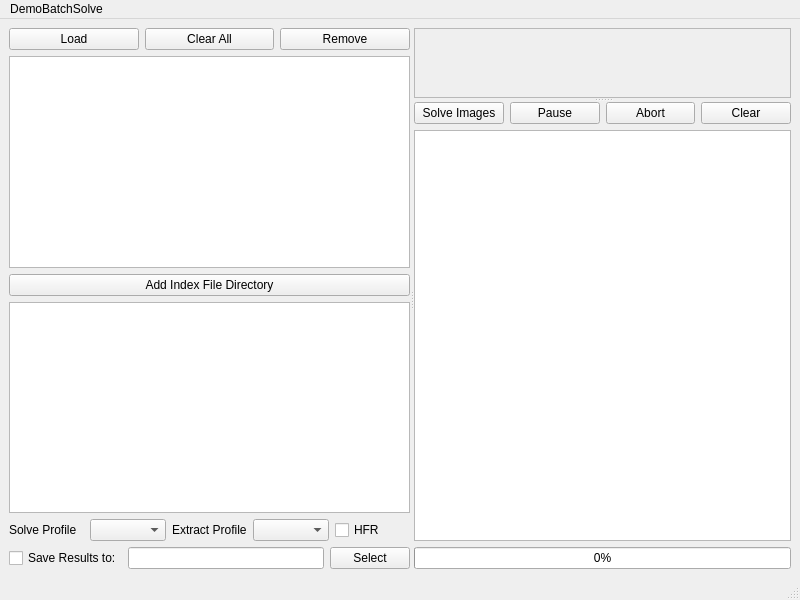
Old version of the form demos/demobatchsolve.ui in the repository rlancaste/stellarsolver.
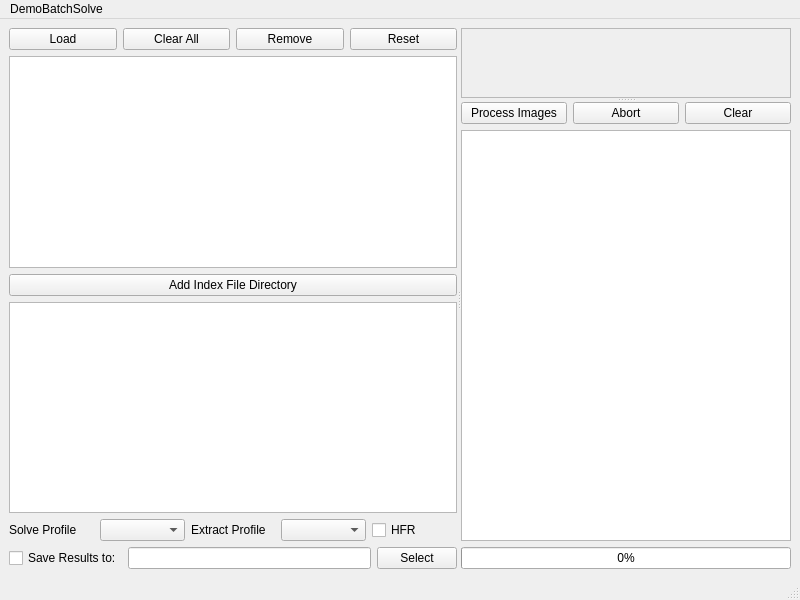
New version of the form. Custom widgets are drawn as their Qt base class.

Commit message: Making processing pick up with any unprocessed images and skip the ones that are done.  And several minor fixes

Patch:
```diff
--- a/demos/demobatchsolve.ui
+++ b/demos/demobatchsolve.ui
@@ -60,6 +60,16 @@
             </property>
            </widget>
           </item>
+          <item>
+           <widget class="QPushButton" name="resetB">
+            <property name="toolTip">
+             <string>Clears the solution information and star extractions for the whole list of images</string>
+            </property>
+            <property name="text">
+             <string>Reset</string>
+            </property>
+           </widget>
+          </item>
          </layout>
         </item>
         <item>
@@ -184,7 +194,7 @@
           <rect>
            <x>0</x>
            <y>0</y>
-           <width>362</width>
+           <width>319</width>
            <height>68</height>
           </rect>
          </property>
@@ -224,17 +234,7 @@
               <string>Starts the Image processing loop including Solving and star extraction of all items in the imageList.</string>
              </property>
              <property name="text">
-              <string>Solve Images</string>
-             </property>
-            </widget>
-           </item>
-           <item>
-            <widget class="QPushButton" name="pauseB">
-             <property name="toolTip">
-              <string>Pauses the solving loop, aborting the current action and waiting until you click solve images again to pick up where it left off.</string>
-             </property>
-             <property name="text">
-              <string>Pause</string>
+              <string>Process Images</string>
              </property>
             </widget>
            </item>
```
Left out of the diff: 10 changed lines with no effect on the pictures. The commit also changes 4 other files.
